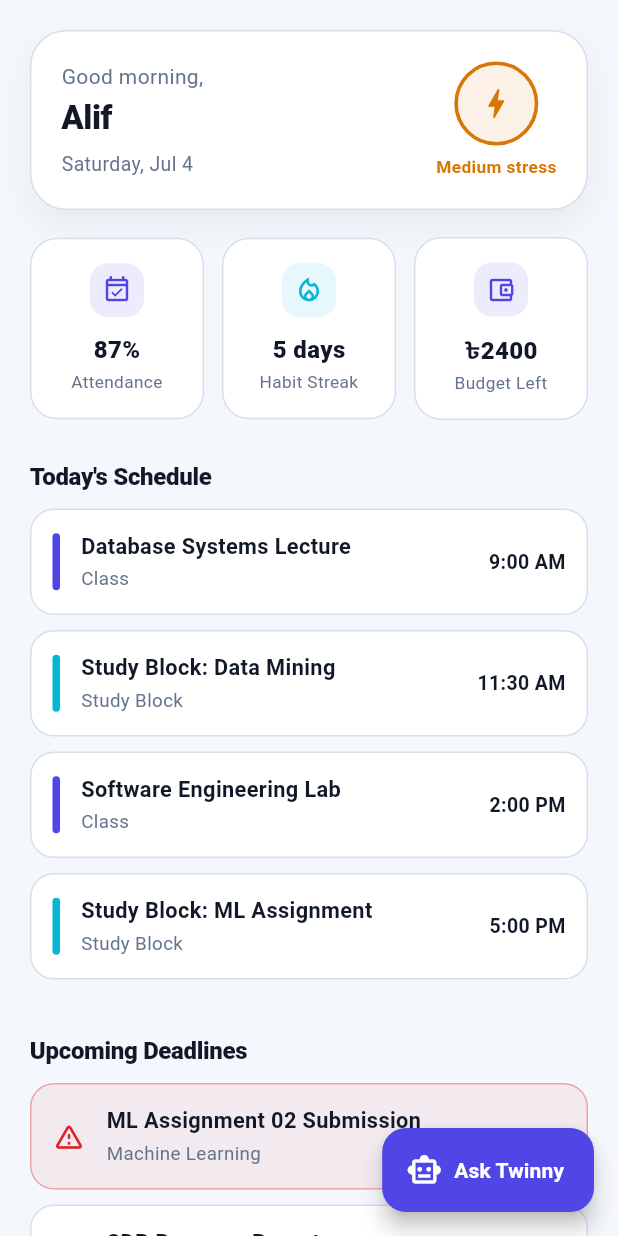
After one commit to alif-ul-haque/CampusTwin, a Flutter app: the DashboardPage screen opened directly, on a phone screen of 412 x 824 dp. The commit adds this screen. Run offline on Flutter 3.47's test engine with Material 3 defaults, Android fonts, the phone set to English and light mode, and no system bars.

Commit message:
Added Twin Dashboard page and updated login navigation

```diff
--- a/lib/login.dart
+++ b/lib/login.dart
@@ -2,6 +2,7 @@ import 'package:flutter/material.dart';
 import 'package:campus_twin/theme.dart';
 import 'package:campus_twin/register.dart';
 import 'package:campus_twin/app_widget.dart';
+import 'package:campus_twin/twinDashboard.dart';
 
 class LoginPage extends StatefulWidget {
   const LoginPage({super.key});
@@ -42,8 +43,11 @@ class _LoginPageState extends State<LoginPage> {
     if (!mounted) return;
     setState(() => _isLoading = false);
 
-    // Navigate to home / dashboard on success.
-    // Navigator.pushReplacement(context, MaterialPageRoute(builder: (_) => const HomePage()));
+    // Navigate to the Twin Dashboard on success.
+    Navigator.pushReplacement(
+      context,
+      MaterialPageRoute(builder: (_) => const DashboardPage()),
+    );
   }
 
   void _handleGoogleSignIn() {
--- /dev/null
+++ b/lib/twinDashboard.dart
@@ -0,0 +1,477 @@
+import 'package:flutter/material.dart';
+import 'package:campus_twin/theme.dart';
+
+/// ============================================================
+/// TWIN DASHBOARD — CampusTwin
+/// ============================================================
+/// Home screen shown right after login. Matches the app's existing
+/// visual language (AppColors, rounded 16/28 cards, soft borders,
+/// purple/cyan accents) rather than default Material styling.
+///
+/// Wired with MOCK DATA for now — replace the block inside
+/// `_loadDashboardData()` with real FastAPI calls. Every spot to hook
+/// up is marked with // TODO.
+/// ============================================================
+
+enum StressLevel { low, medium, high }
+
+class ScheduleItem {
+  final String title;
+  final TimeOfDay time;
+  final String type; // "Class" or "Study Block"
+
+  ScheduleItem({required this.title, required this.time, required this.type});
+}
+
+class DeadlineItem {
+  final String title;
+  final String course;
+  final DateTime dueDate;
+
+  DeadlineItem({required this.title, required this.course, required this.dueDate});
+
+  int get daysLeft => dueDate.difference(DateTime.now()).inDays;
+}
+
+class DashboardPage extends StatefulWidget {
+  const DashboardPage({super.key});
+
+  @override
+  State<DashboardPage> createState() => _DashboardPageState();
+}
+
+class _DashboardPageState extends State<DashboardPage> {
+  bool _isLoading = true;
+
+  String _studentName = 'Alif';
+  StressLevel _stressLevel = StressLevel.medium;
+  double _attendancePercent = 87;
+  int _habitStreak = 5;
+  double _budgetRemaining = 2400;
+  List<ScheduleItem> _todaySchedule = [];
+  List<DeadlineItem> _deadlines = [];
+
+  @override
+  void initState() {
+    super.initState();
+    _loadDashboardData();
+  }
+
+  Future<void> _loadDashboardData() async {
+    // TODO: Replace with real API calls, e.g.:
+    //   final schedule   = await ApiService.getTodaySchedule(userId);
+    //   final stress     = await ApiService.getStressPrediction(userId);
+    //   final stats      = await ApiService.getQuickStats(userId);
+    //   final deadlines  = await ApiService.getUpcomingDeadlines(userId);
+    await Future.delayed(const Duration(milliseconds: 500));
+
+    setState(() {
+      _todaySchedule = [
+        ScheduleItem(title: 'Database Systems Lecture', time: const TimeOfDay(hour: 9, minute: 0), type: 'Class'),
+        ScheduleItem(title: 'Study Block: Data Mining', time: const TimeOfDay(hour: 11, minute: 30), type: 'Study Block'),
+        ScheduleItem(title: 'Software Engineering Lab', time: const TimeOfDay(hour: 14, minute: 0), type: 'Class'),
+        ScheduleItem(title: 'Study Block: ML Assignment', time: const TimeOfDay(hour: 17, minute: 0), type: 'Study Block'),
+      ];
+
+      _deadlines = [
+        DeadlineItem(title: 'ML Assignment 02 Submission', course: 'Machine Learning', dueDate: DateTime.now().add(const Duration(days: 1))),
+        DeadlineItem(title: 'SDP Progress Report', course: 'Software Engineering', dueDate: DateTime.now().add(const Duration(days: 3))),
+        DeadlineItem(title: 'ISO 27001 Audit Draft', course: 'Internship', dueDate: DateTime.now().add(const Duration(days: 6))),
+      ]..sort((a, b) => a.daysLeft.compareTo(b.daysLeft));
+
+      _isLoading = false;
+    });
+  }
+
+  Color _stressColor(StressLevel level) {
+    switch (level) {
+      case StressLevel.low:
+        return const Color(0xFF16A34A);
+      case StressLevel.medium:
+        return const Color(0xFFD97706);
+      case StressLevel.high:
+        return const Color(0xFFDC2626);
+    }
+  }
+
+  String _stressLabel(StressLevel level) {
+    switch (level) {
+      case StressLevel.low:
+        return 'Low';
+      case StressLevel.medium:
+        return 'Medium';
+      case StressLevel.high:
+        return 'High';
+    }
+  }
+
+  @override
+  Widget build(BuildContext context) {
+    return Scaffold(
+      backgroundColor: AppColors.background,
+      body: _isLoading
+          ? const Center(child: CircularProgressIndicator(color: AppColors.purple))
+          : SafeArea(
+              child: RefreshIndicator(
+                color: AppColors.purple,
+                onRefresh: _loadDashboardData,
+                child: ListView(
+                  padding: const EdgeInsets.fromLTRB(20, 20, 20, 110),
+                  children: [
+                    _buildHeaderCard(),
+                    const SizedBox(height: 18),
+                    _buildQuickStats(),
+                    const SizedBox(height: 26),
+                    _buildSectionTitle("Today's Schedule"),
+                    const SizedBox(height: 10),
+                    _buildTodaySchedule(),
+                    const SizedBox(height: 26),
+                    _buildSectionTitle('Upcoming Deadlines'),
+                    const SizedBox(height: 10),
+                    _buildDeadlines(),
+                  ],
+                ),
+              ),
+            ),
+      floatingActionButton: FloatingActionButton.extended(
+        onPressed: () {
+          // TODO: Navigate to AI Assistant chat screen
+          // Navigator.push(context, MaterialPageRoute(builder: (_) => const AiAssistantPage()));
+        },
+        backgroundColor: AppColors.purple,
+        foregroundColor: Colors.white,
+        icon: const Icon(Icons.smart_toy_outlined),
+        label: const Text(
+          'Ask Twinny',
+          style: TextStyle(fontWeight: FontWeight.w700),
+        ),
+      ),
+    );
+  }
+
+  // ---------------- Header: Greeting + Date + Stress badge ----------------
+  Widget _buildHeaderCard() {
+    final now = DateTime.now();
+    final hour = now.hour;
+    final greeting = hour < 12
+        ? 'Good morning'
+        : hour < 17
+            ? 'Good afternoon'
+            : 'Good evening';
+    final dateStr = '${_weekdayName(now.weekday)}, ${_monthName(now.month)} ${now.day}';
+    final stressColor = _stressColor(_stressLevel);
+
+    return Container(
+      padding: const EdgeInsets.all(20),
+      decoration: BoxDecoration(
+        color: AppColors.card,
+        borderRadius: BorderRadius.circular(24),
+        border: Border.all(color: AppColors.border),
+        boxShadow: const [
+          BoxShadow(
+            color: Color(0x0F0F172A),
+            blurRadius: 20,
+            offset: Offset(0, 10),
+          ),
+        ],
+      ),
+      child: Row(
+        crossAxisAlignment: CrossAxisAlignment.start,
+        children: [
+          Expanded(
+            child: Column(
+              crossAxisAlignment: CrossAxisAlignment.start,
+              children: [
+                Text(
+                  '$greeting,',
+                  style: const TextStyle(color: AppColors.textSecondary, fontSize: 14),
+                ),
+                const SizedBox(height: 2),
+                Text(
+                  _studentName,
+                  style: const TextStyle(
+                    color: AppColors.textPrimary,
+                    fontSize: 22,
+                    fontWeight: FontWeight.w800,
+                    letterSpacing: -0.3,
+                  ),
+                ),
+                const SizedBox(height: 6),
+                Text(
+                  dateStr,
+                  style: const TextStyle(color: AppColors.textSecondary, fontSize: 13),
+                ),
+              ],
+            ),
+          ),
+          GestureDetector(
+            onTap: () {
+              // TODO: Navigate to Stress Detail View
+            },
+            child: Column(
+              children: [
+                Container(
+                  width: 56,
+                  height: 56,
+                  decoration: BoxDecoration(
+                    shape: BoxShape.circle,
+                    color: stressColor.withValues(alpha: 0.10),
+                    border: Border.all(color: stressColor, width: 2.4),
+                  ),
+                  child: Icon(Icons.bolt_rounded, color: stressColor, size: 26),
+                ),
+                const SizedBox(height: 6),
+                Text(
+                  '${_stressLabel(_stressLevel)} stress',
+                  style: TextStyle(color: stressColor, fontSize: 11.5, fontWeight: FontWeight.w700),
+                ),
+              ],
+            ),
+          ),
+        ],
+      ),
+    );
+  }
+
+  // ---------------- Quick Stats Row ----------------
+  Widget _buildQuickStats() {
+    return Row(
+      children: [
+        Expanded(
+          child: _statCard(
+            icon: Icons.event_available_outlined,
+            label: 'Attendance',
+            value: '${_attendancePercent.toStringAsFixed(0)}%',
+            accent: AppColors.purple,
+          ),
+        ),
+        const SizedBox(width: 12),
+        Expanded(
+          child: _statCard(
+            icon: Icons.local_fire_department_outlined,
+            label: 'Habit Streak',
+            value: '$_habitStreak days',
+            accent: AppColors.purpleLight,
+          ),
+        ),
+        const SizedBox(width: 12),
+        Expanded(
+          child: _statCard(
+            icon: Icons.account_balance_wallet_outlined,
+            label: 'Budget Left',
+            value: '৳${_budgetRemaining.toStringAsFixed(0)}',
+            accent: AppColors.purple,
+          ),
+        ),
+      ],
+    );
+  }
+
+  Widget _statCard({
+    required IconData icon,
+    required String label,
+    required String value,
+    required Color accent,
+  }) {
+    return Container(
+      padding: const EdgeInsets.symmetric(vertical: 16, horizontal: 10),
+      decoration: BoxDecoration(
+        color: AppColors.card,
+        borderRadius: BorderRadius.circular(18),
+        border: Border.all(color: AppColors.border),
+      ),
+      child: Column(
+        children: [
+          Container(
+            padding: const EdgeInsets.all(8),
+            decoration: BoxDecoration(
+              color: accent.withValues(alpha: 0.10),
+              borderRadius: BorderRadius.circular(12),
+            ),
+            child: Icon(icon, color: accent, size: 20),
+          ),
+          const SizedBox(height: 10),
+          Text(
+            value,
+            style: const TextStyle(
+              color: AppColors.textPrimary,
+              fontSize: 16,
+              fontWeight: FontWeight.w800,
+            ),
+          ),
+          const SizedBox(height: 2),
+          Text(
+            label,
+            textAlign: TextAlign.center,
+            style: const TextStyle(color: AppColors.textSecondary, fontSize: 11.5),
+          ),
+        ],
+      ),
+    );
+  }
+
+  // ---------------- Section title ----------------
+  Widget _buildSectionTitle(String title) {
+    return Text(
+      title,
+      style: const TextStyle(
+        color: AppColors.textPrimary,
+        fontSize: 16,
+        fontWeight: FontWeight.w800,
+        letterSpacing: -0.2,
+      ),
+    );
+  }
+
+  // ---------------- Today's Schedule ----------------
+  Widget _buildTodaySchedule() {
+    if (_todaySchedule.isEmpty) {
+      return _emptyState('No classes or study blocks today. Enjoy the free time!');
+    }
+    return Column(
+      children: _todaySchedule.map((item) {
+        final isClass = item.type == 'Class';
+        final accent = isClass ? AppColors.purple : AppColors.purpleLight;
+        return Container(
+          margin: const EdgeInsets.only(bottom: 10),
+          padding: const EdgeInsets.all(14),
+          decoration: BoxDecoration(
+            color: AppColors.card,
+            borderRadius: BorderRadius.circular(16),
+            border: Border.all(color: AppColors.border),
+          ),
+          child: Row(
+            children: [
+              Container(
+                width: 5,
+                height: 38,
+                decoration: BoxDecoration(
+                  color: accent,
+                  borderRadius: BorderRadius.circular(4),
+                ),
+              ),
+              const SizedBox(width: 14),
+              Expanded(
+                child: Column(
+                  crossAxisAlignment: CrossAxisAlignment.start,
+                  children: [
+                    Text(
+                      item.title,
+                      style: const TextStyle(
+                        color: AppColors.textPrimary,
+                        fontSize: 14.5,
+                        fontWeight: FontWeight.w700,
+                      ),
+                    ),
+                    const SizedBox(height: 2),
+                    Text(
+                      item.type,
+                      style: const TextStyle(color: AppColors.textSecondary, fontSize: 12.5),
+                    ),
+                  ],
+                ),
+              ),
+              Text(
+                item.time.format(context),
+                style: const TextStyle(
+                  color: AppColors.textPrimary,
+                  fontSize: 13,
+                  fontWeight: FontWeight.w700,
+                ),
+              ),
+            ],
+          ),
+        );
+      }).toList(),
+    );
+  }
+
+  // ---------------- Upcoming Deadlines ----------------
+  Widget _buildDeadlines() {
+    if (_deadlines.isEmpty) {
+      return _emptyState("No upcoming deadlines. You're all caught up!");
+    }
+    return Column(
+      children: _deadlines.map((d) {
+        final urgent = d.daysLeft <= 2;
+        final urgentColor = const Color(0xFFDC2626);
+        return Container(
+          margin: const EdgeInsets.only(bottom: 10),
+          padding: const EdgeInsets.all(14),
+          decoration: BoxDecoration(
+            color: urgent ? urgentColor.withValues(alpha: 0.06) : AppColors.card,
+            borderRadius: BorderRadius.circular(16),
+            border: Border.all(
+              color: urgent ? urgentColor.withValues(alpha: 0.35) : AppColors.border,
+            ),
+          ),
+          child: Row(
+            children: [
+              Icon(
+                urgent ? Icons.warning_amber_rounded : Icons.event_note_outlined,
+                color: urgent ? urgentColor : AppColors.purple,
+                size: 22,
+              ),
+              const SizedBox(width: 14),
+              Expanded(
+                child: Column(
+                  crossAxisAlignment: CrossAxisAlignment.start,
+                  children: [
+                    Text(
+                      d.title,
+                      style: const TextStyle(
+                        color: AppColors.textPrimary,
+                        fontSize: 14.5,
+                        fontWeight: FontWeight.w700,
+                      ),
+                    ),
+                    const SizedBox(height: 2),
+                    Text(
+                      d.course,
+                      style: const TextStyle(color: AppColors.textSecondary, fontSize: 12.5),
+                    ),
+                  ],
+                ),
+              ),
+              Text(
+                d.daysLeft <= 0 ? 'Due today' : '${d.daysLeft}d left',
+                style: TextStyle(
+                  color: urgent ? urgentColor : AppColors.textPrimary,
+                  fontSize: 13,
+                  fontWeight: FontWeight.w800,
+                ),
+              ),
+            ],
+          ),
+        );
+      }).toList(),
+    );
+  }
+
+  Widget _emptyState(String message) {
+    return Container(
+      padding: const EdgeInsets.all(20),
+      alignment: Alignment.center,
+      decoration: BoxDecoration(
+        color: AppColors.card,
+        borderRadius: BorderRadius.circular(16),
+        border: Border.all(color: AppColors.border),
+      ),
+      child: Text(
+        message,
+        textAlign: TextAlign.center,
+        style: const TextStyle(color: AppColors.textSecondary, fontSize: 13.5),
+      ),
+    );
+  }
+
+  String _weekdayName(int weekday) {
+    const names = ['Monday', 'Tuesday', 'Wednesday', 'Thursday', 'Friday', 'Saturday', 'Sunday'];
+    return names[weekday - 1];
+  }
+
+  String _monthName(int month) {
+    const names = ['Jan', 'Feb', 'Mar', 'Apr', 'May', 'Jun', 'Jul', 'Aug', 'Sep', 'Oct', 'Nov', 'Dec'];
+    return names[month - 1];
+  }
+}
```
